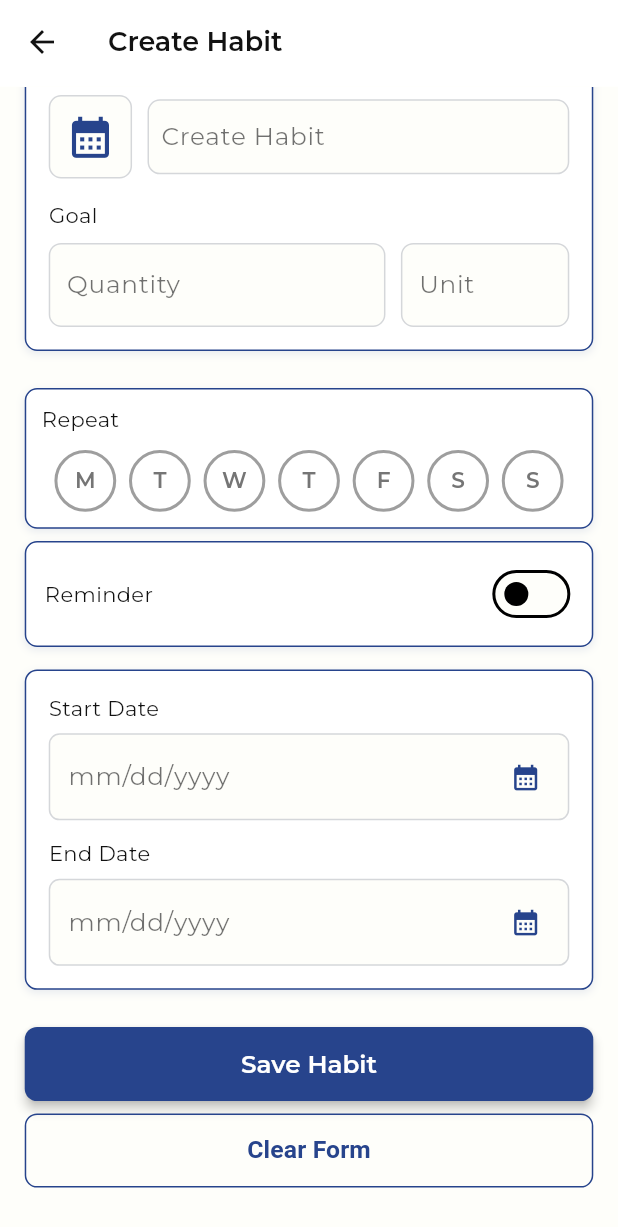
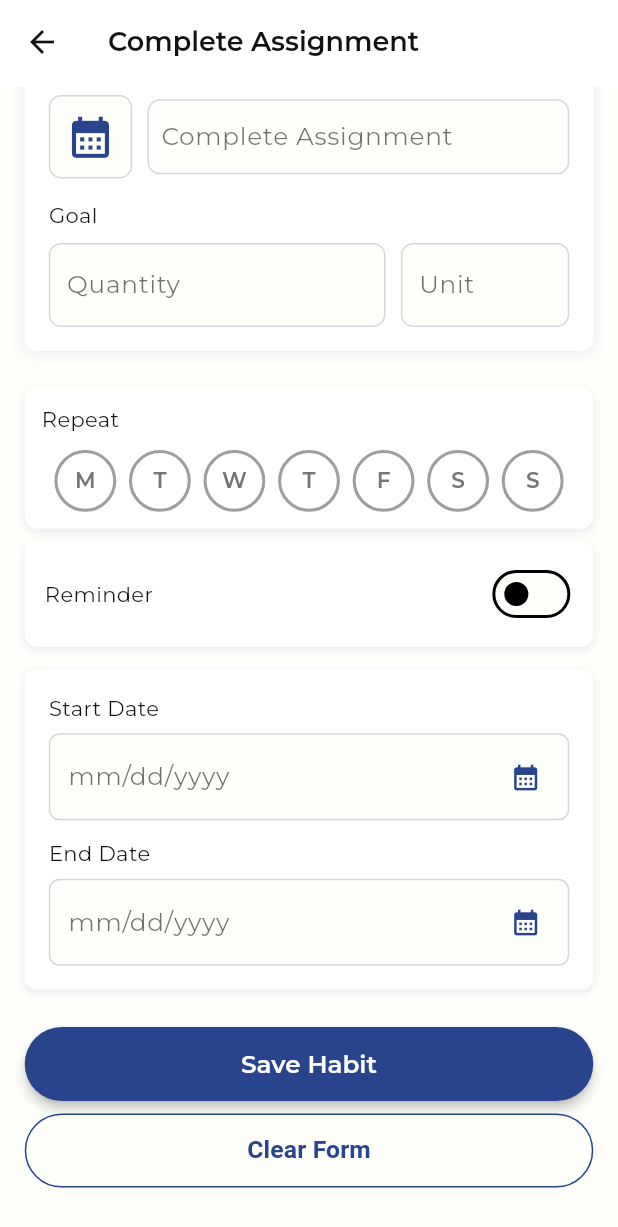
Before and after one commit to shyjutech/eduhabitapp, a Flutter app: the screen it shows after launch, scrolled down 63 dp, on a phone screen of 412 x 824 dp. Shown: the top 1227 px of the screen. Run offline on Flutter 3.47's test engine with Material 3 defaults, Android fonts, the phone set to English and light mode, and no system bars; our stand-ins replace cloud_firestore, firebase_auth, firebase_core, flutter_svg, get, google_fonts; accounts and stored records are empty.

Commit message:
ui updated ,  need adjust  the colors of the ui

```diff
--- a/lib/views/habits/save_habit_viiew.dart
+++ b/lib/views/habits/save_habit_viiew.dart
@@ -10,7 +10,7 @@ class SaveHabitViiew extends StatelessWidget {
 
   @override
   Widget build(BuildContext context) {
-    final String title = "Create Habit";
+    final String title = "Complete Assignment";
     final screenWidth = MediaQuery.of(context).size.width;
     final screenHeight = MediaQuery.of(context).size.height;
 
@@ -71,14 +71,16 @@ class SaveHabitViiew extends StatelessWidget {
                     Container(
                       decoration: BoxDecoration(
                         color: cardColor,
-                        border: Border.all(color: primaryColor),
+                        border: Border.all(
+                          color: AppThemes.lightTheme.colorScheme.onPrimary,
+                        ),
                         borderRadius: BorderRadius.circular(
                           containerPadding * 0.8,
                         ),
                         boxShadow: [
                           BoxShadow(
                             color: primaryColor.withOpacity(0.1),
-                            blurRadius: 4,
+                            blurRadius: 8,
                             offset: Offset(0, 2),
                           ),
                         ],
@@ -213,7 +215,9 @@ class SaveHabitViiew extends StatelessWidget {
                         borderRadius: BorderRadius.circular(
                           containerPadding * 0.8,
                         ),
-                        border: Border.all(color: primaryColor),
+                        border: Border.all(
+                          color: AppThemes.lightTheme.colorScheme.onPrimary,
+                        ),
                         boxShadow: [
                           BoxShadow(
                             color: primaryColor.withOpacity(0.1),
@@ -237,7 +241,9 @@ class SaveHabitViiew extends StatelessWidget {
                         borderRadius: BorderRadius.circular(
                           containerPadding * 0.8,
                         ),
-                        border: Border.all(color: primaryColor),
+                        border: Border.all(
+                          color: AppThemes.lightTheme.colorScheme.onPrimary,
+                        ),
                         boxShadow: [
                           BoxShadow(
                             color: primaryColor.withOpacity(0.1),
@@ -299,7 +305,9 @@ class SaveHabitViiew extends StatelessWidget {
                         borderRadius: BorderRadius.circular(
                           containerPadding * 0.8,
                         ),
-                        border: Border.all(color: primaryColor),
+                        border: Border.all(
+                          color: AppThemes.lightTheme.colorScheme.onPrimary,
+                        ),
                         boxShadow: [
                           BoxShadow(
                             color: primaryColor.withOpacity(0.1),
@@ -359,7 +367,7 @@ class SaveHabitViiew extends StatelessWidget {
                             foregroundColor: Colors.white,
                             shape: RoundedRectangleBorder(
                               borderRadius: BorderRadius.circular(
-                                containerPadding * 0.8,
+                                containerPadding * 2.5,
                               ),
                             ),
                             elevation: 3,
@@ -426,7 +434,7 @@ class SaveHabitViiew extends StatelessWidget {
                           side: BorderSide(color: primaryColor),
                           shape: RoundedRectangleBorder(
                             borderRadius: BorderRadius.circular(
-                              containerPadding * 0.8,
+                              containerPadding * 2.5,
                             ),
                           ),
                         ),
```
